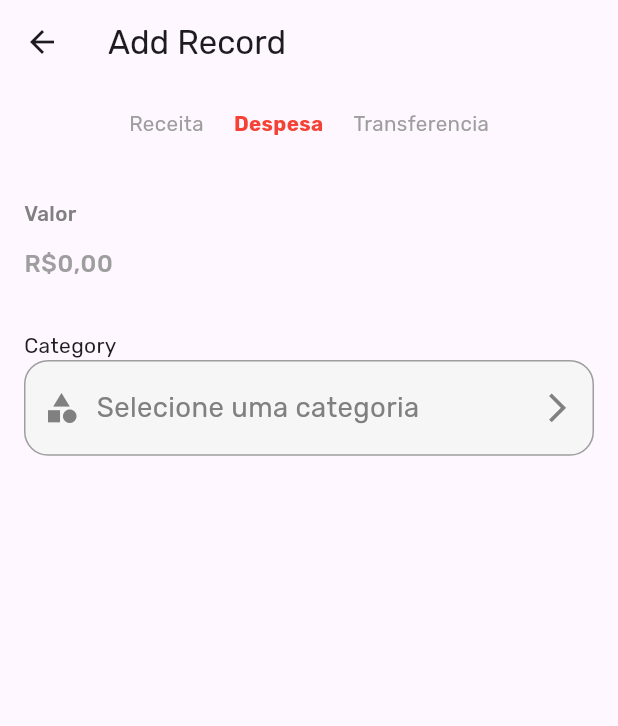
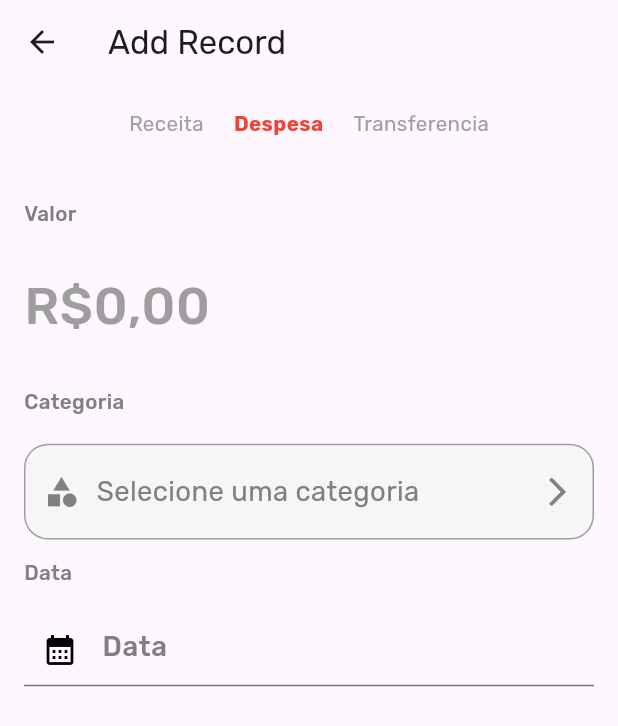
Before and after one commit to marianaoliveira1/Organizamais, a Flutter app: the TransactionPage screen opened by its route, on a phone screen of 412 x 824 dp. Shown: the top 726 px of the screen. Run offline on Flutter 3.47's test engine with Material 3 defaults, Android fonts, the phone set to English and light mode, and no system bars; our stand-ins replace cloud_firestore, firebase_auth, firebase_core, fl_chart, flutter_screenutil, font_awesome_flutter and 4 more; accounts and stored records are empty.

Commit message:
resolvido o problema

```diff
--- a/lib/page/transaction/transaction_page.dart
+++ b/lib/page/transaction/transaction_page.dart
@@ -3,11 +3,13 @@ import 'package:flutter_screenutil/flutter_screenutil.dart';
 import 'package:get/get.dart';
 
 import 'package:organizamais/model/transaction_model.dart';
+import 'package:organizamais/page/transaction/pages/%20%20category.dart';
 
 import 'package:organizamais/utils/color.dart';
 
 import '../../controller/transaction_controller.dart';
 import 'widget/button_select_category.dart';
+import 'widget/title_transaction.dart';
 
 class TransactionPage extends StatefulWidget {
   const TransactionPage({super.key});
@@ -20,6 +22,7 @@ class _TransactionPageState extends State<TransactionPage> {
   TransactionType _selectedType = TransactionType.despesa;
 
   int? categoryId;
+  DateTime? _selectedDate;
   final TextEditingController titleController = TextEditingController();
   final TextEditingController valuecontroller = TextEditingController();
   final TextEditingController dayOfTheMonthController = TextEditingController();
@@ -89,10 +92,39 @@ class _TransactionPageState extends State<TransactionPage> {
     }
   }
 
+  String _getFormattedDate(DateTime date) {
+    final now = DateTime.now();
+    final yesterday = DateTime(now.year, now.month, now.day - 1);
+    final selectedDate = DateTime(date.year, date.month, date.day);
+
+    if (selectedDate == DateTime(now.year, now.month, now.day)) {
+      return 'Hoje';
+    } else if (selectedDate == yesterday) {
+      return 'Ontem';
+    } else {
+      return '${date.day}/${date.month}/${date.year}';
+    }
+  }
+
+  Future<void> _selectDate() async {
+    final DateTime? date = await showDatePicker(
+      context: context,
+      initialDate: _selectedDate ?? DateTime.now(),
+      firstDate: DateTime(2000),
+      lastDate: DateTime(2100),
+    );
+    if (date != null) {
+      setState(() {
+        _selectedDate = date;
+      });
+      dayOfTheMonthController.text = _getFormattedDate(date);
+    }
+  }
+
   @override
   Widget build(BuildContext context) {
     Color currentTypeColor = _getTypeColor(_selectedType);
-    final TransactionController transactionController = Get.put(TransactionController());
+    Get.put(TransactionController());
 
     return Scaffold(
       appBar: AppBar(
@@ -118,13 +150,8 @@ class _TransactionPageState extends State<TransactionPage> {
             const SizedBox(height: 20),
             _buildTransactionFields(),
             const SizedBox(height: 20),
-            Text(
-              "Valor",
-              style: TextStyle(
-                fontSize: 12.sp,
-                color: DefaultColors.grey,
-                fontWeight: FontWeight.w500,
-              ),
+            DefaultTitleTransaction(
+              title: "Valor",
             ),
             TextField(
               controller: valuecontroller,
@@ -133,6 +160,7 @@ class _TransactionPageState extends State<TransactionPage> {
                 hintStyle: TextStyle(
                   color: Colors.grey,
                   fontWeight: FontWeight.w500,
+                  fontSize: 30.sp,
                 ),
                 focusedBorder: const UnderlineInputBorder(
                   borderSide: BorderSide.none,
@@ -143,20 +171,53 @@ class _TransactionPageState extends State<TransactionPage> {
               ),
               style: TextStyle(
                 color: currentTypeColor,
-                fontSize: 16,
+                fontSize: 30.sp,
                 fontWeight: FontWeight.bold,
               ),
               keyboardType: TextInputType.number,
             ),
             const SizedBox(height: 20),
-            const Text("Category"),
+            DefaultTitleTransaction(
+              title: "Categoria",
+            ),
             DefaultButtonSelectCategory(
+              selectedCategory: categoryId,
               onTap: (category) {
                 setState(() {
                   categoryId = category;
                 });
               },
-              selectedCategory: categoryId,
+            ),
+            SizedBox(
+              height: 10.h,
+            ),
+            DefaultTitleTransaction(
+              title: "Data",
+            ),
+            TextField(
+              controller: dayOfTheMonthController,
+              readOnly: true,
+              style: TextStyle(
+                fontSize: 16.sp,
+                color: DefaultColors.black,
+                fontWeight: FontWeight.w500,
+              ),
+              decoration: InputDecoration(
+                hintText: "Data",
+                hintStyle: TextStyle(
+                  fontSize: 16.sp,
+                  color: DefaultColors.grey,
+                  fontWeight: FontWeight.w500,
+                ),
+                prefixIcon: Icon(
+                  Icons.calendar_month,
+                  color: DefaultColors.black,
+                ),
+                focusedBorder: const UnderlineInputBorder(
+                  borderSide: BorderSide(color: DefaultColors.black),
+                ),
+              ),
+              onTap: _selectDate,
             ),
             const SizedBox(height: 30),
           ],
--- a/lib/page/transaction/widget/button_select_category.dart
+++ b/lib/page/transaction/widget/button_select_category.dart
@@ -15,12 +15,42 @@ class DefaultButtonSelectCategory extends StatelessWidget {
   final Function(int?) onTap;
   final int? selectedCategory;
 
+  Map<String, dynamic>? _findCategoryById(int? id) {
+    if (id == null) return null;
+
+    // First search in expenses categories
+    final expenseCategory = categories_expenses.firstWhere(
+      (category) => category['id'] == id,
+      orElse: () => {
+        'id': 0,
+        'name': '',
+        'icon': ''
+      },
+    );
+    if (expenseCategory['id'] != 0) return expenseCategory;
+
+    // If not found in expenses, search in income categories
+    final incomeCategory = categories_income.firstWhere(
+      (category) => category['id'] == id,
+      orElse: () => {
+        'id': 0,
+        'name': '',
+        'icon': ''
+      },
+    );
+    if (incomeCategory['id'] != 0) return incomeCategory;
+
+    return null;
+  }
+
   @override
   Widget build(BuildContext context) {
+    final selectedCategoryData = _findCategoryById(selectedCategory);
+
     return InkWell(
       onTap: () async {
-        var category = await Get.to(() => Category());
-        onTap(category as int?);
+        var categoryId = await Get.to(() => const Category());
+        onTap(categoryId as int?);
       },
       child: Container(
         padding: EdgeInsets.symmetric(
@@ -34,16 +64,23 @@ class DefaultButtonSelectCategory extends StatelessWidget {
         ),
         child: Row(
           children: [
-            Icon(Icons.category, color: DefaultColors.grey),
+            if (selectedCategoryData != null)
+              Image.asset(
+                selectedCategoryData['icon'],
+                height: 24.h,
+                width: 24.w,
+              )
+            else
+              Icon(Icons.category, color: DefaultColors.grey),
             SizedBox(width: 10.w),
             Text(
-              selectedCategory != null ? 'Categoria $selectedCategory' : 'Selecione uma categoria',
+              selectedCategoryData != null ? selectedCategoryData['name'] : 'Selecione uma categoria',
               style: TextStyle(
                 color: DefaultColors.grey,
                 fontSize: 16.sp,
               ),
             ),
-            Spacer(),
+            const Spacer(),
             Icon(Icons.arrow_forward_ios, color: DefaultColors.grey, size: 20.w),
           ],
         ),
--- a/lib/page/transaction/widget/title_transaction.dart
+++ b/lib/page/transaction/widget/title_transaction.dart
@@ -19,9 +19,9 @@ class DefaultTitleTransaction extends StatelessWidget {
         Text(
           title,
           style: TextStyle(
-            fontWeight: FontWeight.bold,
+            fontWeight: FontWeight.w500,
             fontSize: 12.sp,
-            color: DefaultColors.black,
+            color: DefaultColors.grey,
           ),
         ),
         SizedBox(
```
